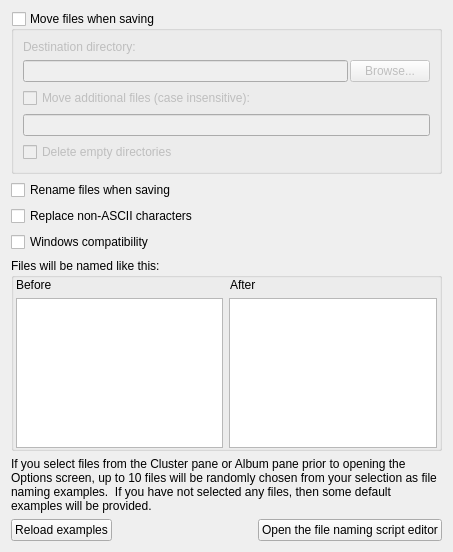
Old version of the form ui/options_renaming.ui in the repository metabrainz/picard.
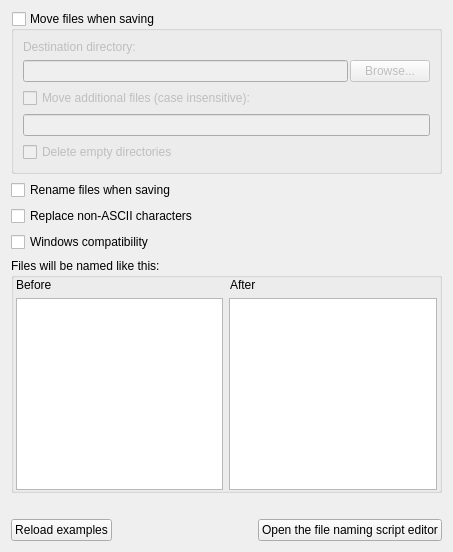
New version of the form.

Commit message: Set maximum examples, tooltip and usage notes as class properties.

What changed in the file:
```diff
--- a/ui/options_renaming.ui
+++ b/ui/options_renaming.ui
@@ -169,7 +169,7 @@
    <item>
     <widget class="QLabel" name="label_2">
      <property name="text">
-      <string>If you select files from the Cluster pane or Album pane prior to opening the Options screen, up to 10 files will be randomly chosen from your selection as file naming examples.  If you have not selected any files, then some default examples will be provided.</string>
+      <string/>
      </property>
      <property name="wordWrap">
       <bool>true</bool>
```
Left out of the diff: 2 changed lines with no effect on the pictures. The commit also changes 4 other files.
